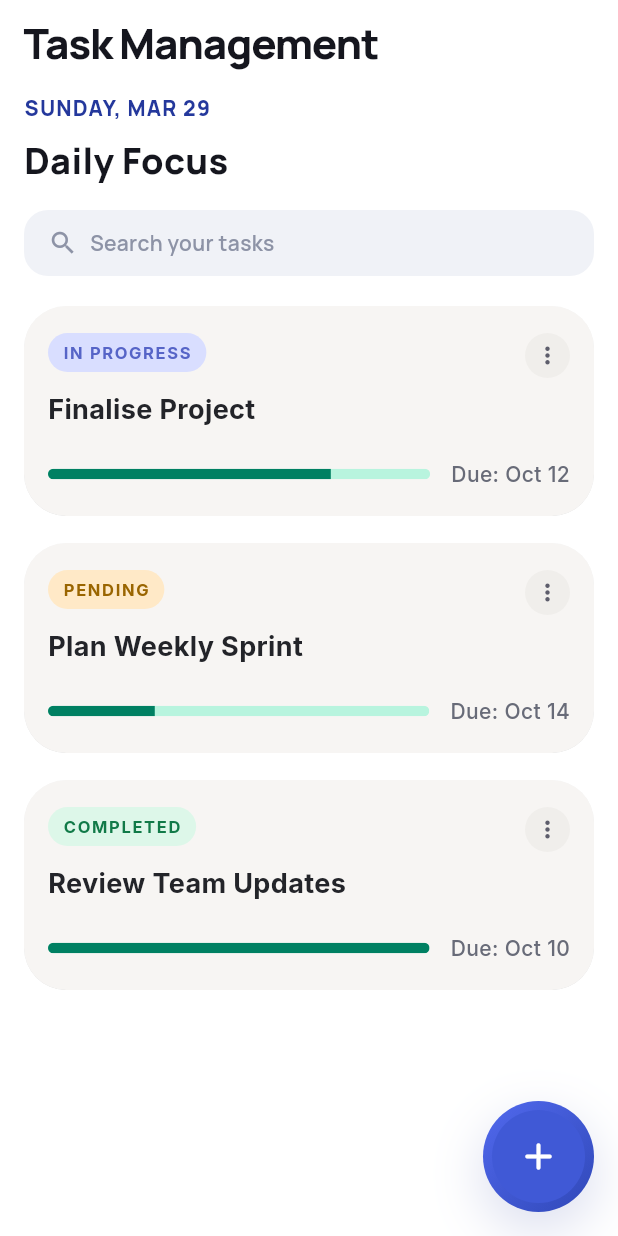
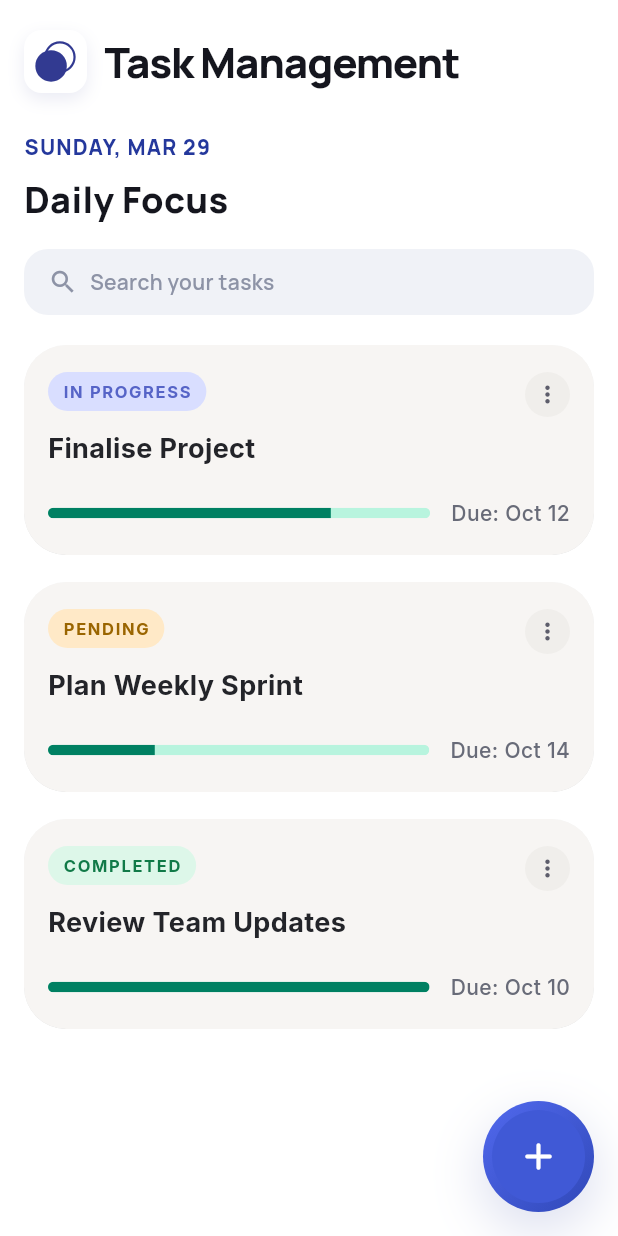
Before and after one commit to Swastikmeher93/task-manager, a Flutter app: the screen it shows after launch, on a phone screen of 412 x 824 dp. Run offline on Flutter 3.47's test engine with Material 3 defaults, Android fonts, the phone set to English and light mode, and no system bars; our stand-ins replace google_fonts, sqflite; accounts and stored records are empty.

Commit message:
Fixed some ui related bugs

```diff
--- a/lib/screen/home_view.dart
+++ b/lib/screen/home_view.dart
@@ -8,6 +8,7 @@ import 'package:task_manager/screen/task/widget/delete_task_popup.dart';
 import 'package:task_manager/screen/task/widget/edit_task_popup.dart';
 import 'package:task_manager/screen/task/widget/task_card.dart';
 import 'package:task_manager/screen/task/widget/update_status_bottomsheet.dart';
+import 'package:task_manager/widget/app_logo.dart';
 
 class HomeView extends StatefulWidget {
   const HomeView({super.key});
@@ -76,7 +77,11 @@ class _HomeViewState extends State<HomeView> {
         elevation: 0,
         centerTitle: false,
         titleSpacing: 16,
-        title: Text(
+        title: Row(
+          children: [
+            const AppLogo(size: 42),
+            const SizedBox(width: 12),
+            Text(
               'Task Management',
               style: GoogleFonts.manrope(
                 fontSize: 28,
@@ -85,6 +90,9 @@ class _HomeViewState extends State<HomeView> {
                 color: const Color(0xFF15161E),
               ),
             ),
+          ],
+        ),
+        toolbarHeight: 82,
       ),
       body: Padding(
         padding: const EdgeInsets.fromLTRB(16, 6, 16, 16),
--- /dev/null
+++ b/lib/widget/app_logo.dart
@@ -0,0 +1,74 @@
+import 'package:flutter/material.dart';
+
+class AppLogo extends StatelessWidget {
+  const AppLogo({
+    super.key,
+    this.size = 56,
+    this.showCard = true,
+  });
+
+  final double size;
+  final bool showCard;
+
+  @override
+  Widget build(BuildContext context) {
+    final borderRadius = BorderRadius.circular(size * 0.28);
+
+    final logoMark = SizedBox(
+      width: size,
+      height: size,
+      child: Stack(
+        clipBehavior: Clip.none,
+        children: [
+          Positioned(
+            top: size * 0.12,
+            right: size * 0.12,
+            child: Container(
+              width: size * 0.5,
+              height: size * 0.5,
+              decoration: BoxDecoration(
+                shape: BoxShape.circle,
+                border: Border.all(
+                  color: const Color(0xFF323A91),
+                  width: size * 0.035,
+                ),
+              ),
+            ),
+          ),
+          Positioned(
+            left: size * 0.12,
+            bottom: size * 0.12,
+            child: Container(
+              width: size * 0.5,
+              height: size * 0.5,
+              decoration: const BoxDecoration(
+                shape: BoxShape.circle,
+                color: Color(0xFF323A91),
+              ),
+            ),
+          ),
+        ],
+      ),
+    );
+
+    if (!showCard) return logoMark;
+
+    return Container(
+      width: size,
+      height: size,
+      decoration: BoxDecoration(
+        color: Colors.white,
+        borderRadius: borderRadius,
+        boxShadow: [
+          BoxShadow(
+            color: const Color(0xFF323A91).withOpacity(0.10),
+            blurRadius: size * 0.22,
+            offset: Offset(0, size * 0.1),
+          ),
+        ],
+      ),
+      padding: EdgeInsets.all(size * 0.06),
+      child: logoMark,
+    );
+  }
+}
```
Also changed, not shown: lib/screen/splash_screen.dart (+2 -27 lines), assets/images/app_logo_ios_1024.png (added), assets/images/screen.png (added), 21 other files. Lines whose indentation alone changed are shown as unchanged.
